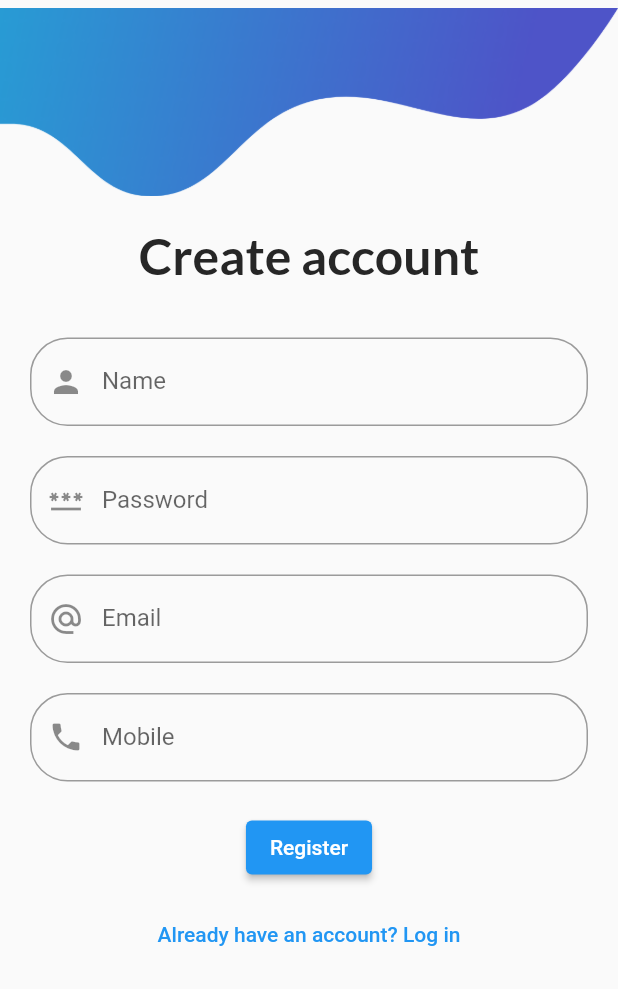
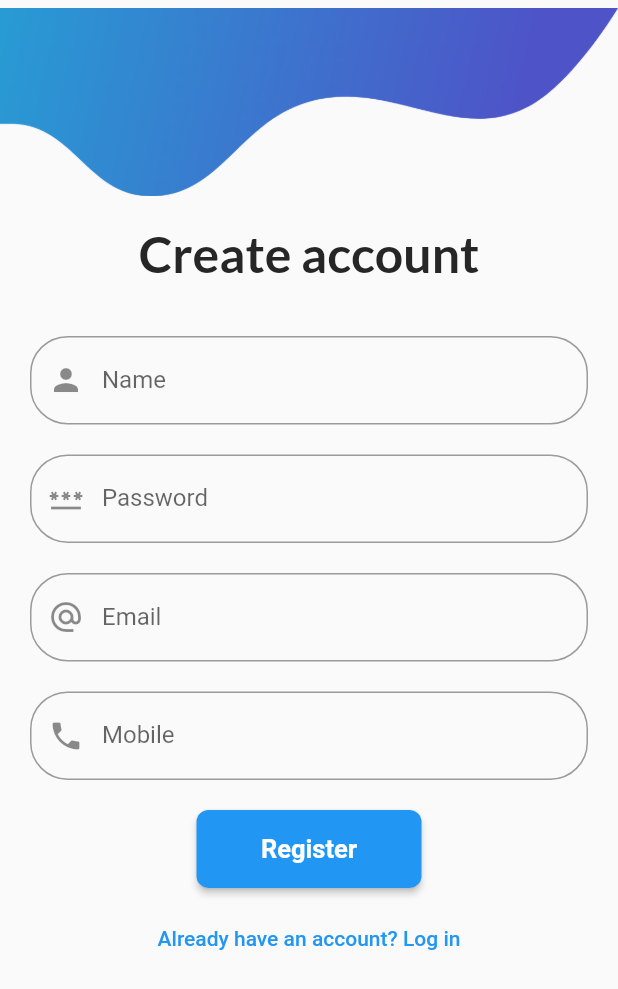
Before and after one commit to Gre8Gatsby/C-Note, a Flutter app: the screen it shows after launch, on a phone screen of 412 x 824 dp. Shown: the top 989 px of the screen. Run offline on Flutter 3.47's test engine with Material 2 defaults, Android fonts, the phone set to English and light mode, and no system bars; our stand-ins replace google_fonts, shared_preferences, speech_to_text.

Commit message:
registration UI changed

```diff
--- a/lib/screens/register.dart
+++ b/lib/screens/register.dart
@@ -12,6 +12,8 @@ class _RegisterPageState extends State<RegisterPage> {
   TextEditingController passwordController = TextEditingController();
   TextEditingController emailController = TextEditingController();
   TextEditingController mobileController = TextEditingController();
+
+
 
   void _register() async {
     SharedPreferences prefs = await SharedPreferences.getInstance();
@@ -34,7 +36,7 @@ class _RegisterPageState extends State<RegisterPage> {
           children: [
             Container(
               // vector1gWV (1:66)
-              margin: EdgeInsets.fromLTRB(0 * fem, 0 * fem, 0 * fem, 13 * fem),
+              margin: EdgeInsets.fromLTRB(0 * fem, 0 * fem, 0 * fem, 12 * fem),
               width: 391 * fem,
               height: 119 * fem,
               child: Image.asset(
@@ -116,7 +118,29 @@ class _RegisterPageState extends State<RegisterPage> {
                   )),
             ),
             SizedBox(height: 20),
-            ElevatedButton(onPressed: _register, child: Text('Register')),
+             Container(
+              width: 150,
+              decoration: BoxDecoration(
+                borderRadius: BorderRadius.circular(8.0),
+              ),
+              child: ElevatedButton(
+                onPressed: _register,
+                style: ElevatedButton.styleFrom(
+                  padding: EdgeInsets.all(16.0),
+                  shape: RoundedRectangleBorder(
+                    borderRadius: BorderRadius.circular(8.0),
+                  ),
+                ),
+                child: Text(
+                  'Register',
+                  style: TextStyle(
+                    color: Colors.white,
+                    fontSize: 17.0,
+                    fontWeight: FontWeight.bold,
+                  ),
+                ),
+              ),
+            ),
             SizedBox(height: 10),
             TextButton(
               onPressed: () {
--- a/lib/screens/splashScreen.dart
+++ b/lib/screens/splashScreen.dart
@@ -1,7 +1,6 @@
 import 'dart:async';
 import 'package:flutter/material.dart';
 import 'package:shared_preferences/shared_preferences.dart';
-import 'package:verbalyze/screens/homeScreen.dart';
 import 'package:verbalyze/screens/register.dart';
 import 'package:verbalyze/screens/login.dart';
 
```
